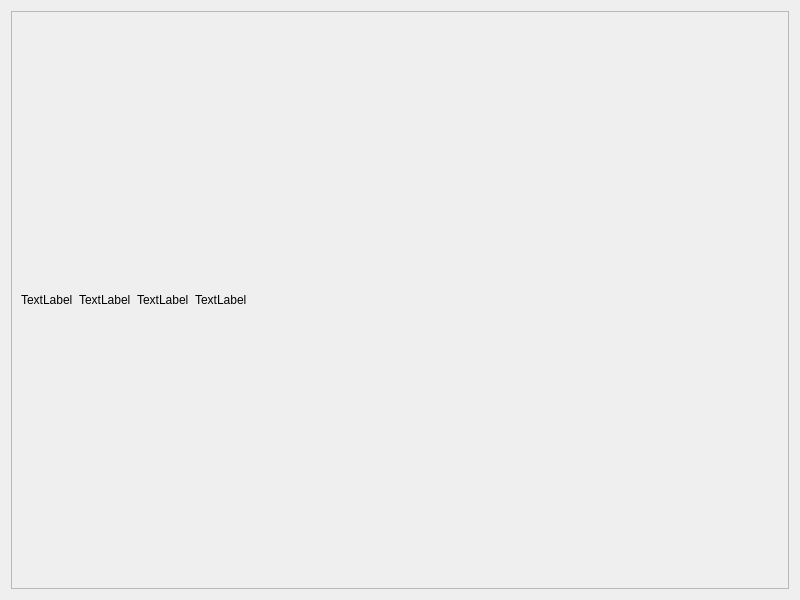
This is src/licenses/licenses.ui in vkohaupt/vokoscreenNG as Qt 5 draws it before an edit. The edited form follows.
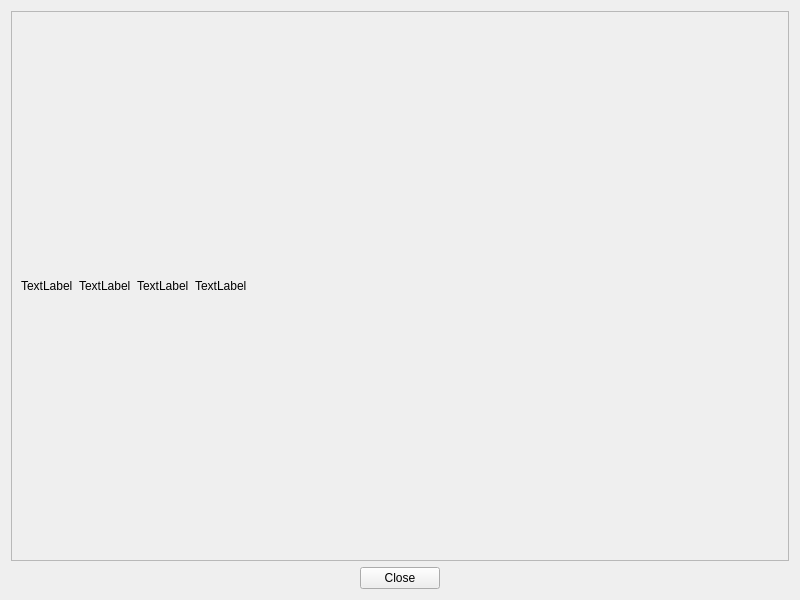
This is the edited form.

Commit message: License dialog: Hide from taskbar and close button added

```diff
--- a/src/licenses/licenses.ui
+++ b/src/licenses/licenses.ui
@@ -25,7 +25,7 @@
         <x>0</x>
         <y>0</y>
         <width>784</width>
-        <height>584</height>
+        <height>544</height>
        </rect>
       </property>
       <layout class="QVBoxLayout" name="verticalLayout">
@@ -78,6 +78,16 @@
      </widget>
     </widget>
    </item>
+   <item>
+    <widget class="QDialogButtonBox" name="buttonBox">
+     <property name="standardButtons">
+      <set>QDialogButtonBox::Close</set>
+     </property>
+     <property name="centerButtons">
+      <bool>true</bool>
+     </property>
+    </widget>
+   </item>
   </layout>
  </widget>
  <resources/>
```
Left out of the diff: 42 changed lines with no effect on the pictures. The commit also changes 3 other files.
